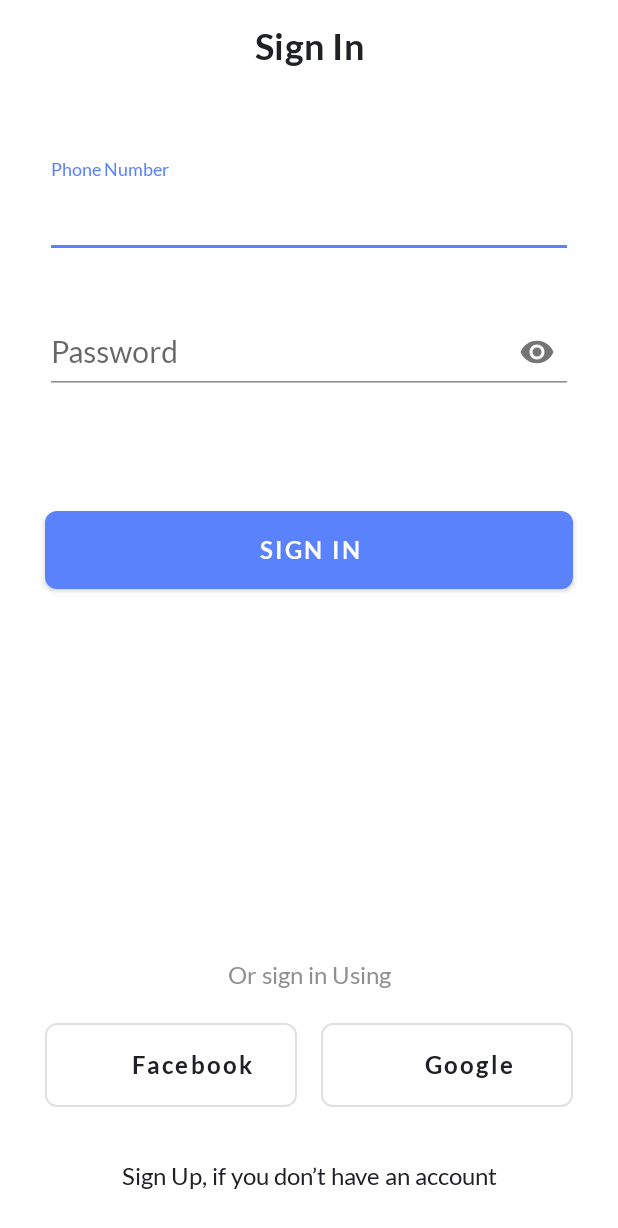
After one commit to TREP-LABS/DDMAndroid, an Android app: the layout fragment_signin.xml on its own in the app's theme, with its tools: preview values and no code run, on a phone screen of 412 x 824 dp. The commit adds this screen. Shown: the top 1228 px of the screen. Run offline under Robolectric (Android 15) with nearby library versions, the phone set to English and light mode, and no system bars.

Commit message:
Implement SignIn UI

```diff
--- a/app/src/main/java/com/treplabs/ddm/ddmapp/screens/demo/intro/DemoFragment.kt
+++ b/app/src/main/java/com/treplabs/ddm/ddmapp/screens/demo/intro/DemoFragment.kt
@@ -15,6 +15,7 @@ import com.treplabs.ddm.databinding.FragmentDemoBinding
 import kotlinx.android.parcel.Parcelize
 import kotlinx.android.synthetic.main.fragment_demo.*
 import com.treplabs.ddm.R
+import com.treplabs.ddm.ddmapp.screens.demo.intro.DemoPagerFragment
 
 
 class DemoFragment : BaseFragment() {
--- a/app/src/main/java/com/treplabs/ddm/ddmapp/screens/demo/intro/DemoPagerFragment.kt
+++ b/app/src/main/java/com/treplabs/ddm/ddmapp/screens/demo/intro/DemoPagerFragment.kt
@@ -1,4 +1,5 @@
-
+package com.treplabs.ddm.ddmapp.screens.demo.intro
+import PagerDataModel
 import android.os.Bundle
 import android.view.LayoutInflater
 import android.view.View
--- a/app/src/main/java/com/treplabs/ddm/ddmapp/screens/login/LoginFragment.kt
+++ b/app/src/main/java/com/treplabs/ddm/ddmapp/screens/login/SignInFragment.kt
@@ -5,21 +5,18 @@ import android.view.LayoutInflater
 import android.view.View
 import android.view.ViewGroup
 import com.treplabs.ddm.base.BaseFragment
-import com.treplabs.ddm.databinding.FragmentLoginBinding
-import timber.log.Timber
-import javax.inject.Inject
+import com.treplabs.ddm.databinding.FragmentSigninBinding
 
-class LoginFragment : BaseFragment() {
+class SignInFragment : BaseFragment() {
 
-    lateinit var binding: FragmentLoginBinding
-
+    lateinit var binding: FragmentSigninBinding
 
     override fun onCreateView(
         inflater: LayoutInflater,
         container: ViewGroup?,
         savedInstanceState: Bundle?
     ): View? {
-        binding = FragmentLoginBinding.inflate(inflater)
+        binding = FragmentSigninBinding.inflate(inflater)
         binding.lifecycleOwner = this
         return binding.root
     }
--- a/app/src/main/java/com/treplabs/ddm/ddmapp/screens/login/LoginViewModel.kt
+++ b/app/src/main/java/com/treplabs/ddm/ddmapp/screens/login/SignInViewModel.kt
@@ -3,7 +3,7 @@ package com.treplabs.ddm.ddmapp.screens.login
 import com.treplabs.ddm.base.BaseViewModel
 import javax.inject.Inject
 
-class LoginViewModel @Inject constructor() : BaseViewModel() {
+class SignInViewModel @Inject constructor() : BaseViewModel() {
 
     override fun addAllLiveDataToObservablesList() {
     }
--- a/app/src/main/java/com/treplabs/ddm/di/AppComponent.kt
+++ b/app/src/main/java/com/treplabs/ddm/di/AppComponent.kt
@@ -3,7 +3,7 @@ package com.treplabs.ddm.di
 import android.app.Application
 import com.treplabs.ddm.ddmapp.screens.diagnose.DiagnoseFragment
 import com.treplabs.ddm.ddmapp.screens.history.HistoryFragment
-import com.treplabs.ddm.ddmapp.screens.login.LoginFragment
+import com.treplabs.ddm.ddmapp.screens.login.SignInFragment
 import com.treplabs.ddm.ddmapp.screens.profile.ProfileFragment
 import dagger.BindsInstance
 import dagger.Component
@@ -17,7 +17,7 @@ import javax.inject.Singleton
 interface AppComponent {
 
     //TODO inject stuff
-    fun inject(target: LoginFragment)
+    fun inject(target: SignInFragment)
     fun inject(target: HistoryFragment)
     fun inject(target: ProfileFragment)
     fun inject(target: DiagnoseFragment)
--- a/app/src/main/java/com/treplabs/ddm/di/ViewModelModule.kt
+++ b/app/src/main/java/com/treplabs/ddm/di/ViewModelModule.kt
@@ -4,7 +4,7 @@ import androidx.lifecycle.ViewModel
 import androidx.lifecycle.ViewModelProvider
 import com.treplabs.ddm.ddmapp.screens.diagnose.DiagnoseViewModel
 import com.treplabs.ddm.ddmapp.screens.history.HistoryViewModel
-import com.treplabs.ddm.ddmapp.screens.login.LoginViewModel
+import com.treplabs.ddm.ddmapp.screens.login.SignInViewModel
 import com.treplabs.ddm.ddmapp.screens.profile.ProfileViewModel
 import dagger.Binds
 import dagger.Module
@@ -19,8 +19,8 @@ abstract class ViewModelModule {
 
     @Binds
     @IntoMap
-    @ViewModelKey(LoginViewModel::class)
-    abstract fun bindLoginViewModel(viewModel: LoginViewModel): ViewModel
+    @ViewModelKey(SignInViewModel::class)
+    abstract fun bindLoginViewModel(viewModel: SignInViewModel): ViewModel
 
     @Binds
     @IntoMap
--- a/app/src/main/res/layout/fragment_demo.xml
+++ b/app/src/main/res/layout/fragment_demo.xml
@@ -55,19 +55,19 @@
             app:layout_constraintStart_toStartOf="parent" />
 
         <TextView
-            android:textColor="@color/textColorPrimary"
+            android:gravity="center"
             android:id="@+id/sign_in_text_view"
             android:layout_width="wrap_content"
             android:layout_height="wrap_content"
-            android:layout_marginStart="20dp"
-            android:layout_marginEnd="20dp"
+            android:layout_marginStart="30dp"
+            android:layout_marginEnd="30dp"
             android:layout_marginBottom="30dp"
             android:text="Sign In, if you already have an account"
+            android:textColor="@color/textColorPrimary"
             app:layout_constraintBottom_toBottomOf="parent"
             app:layout_constraintEnd_toEndOf="parent"
             app:layout_constraintStart_toStartOf="parent" />
 
-
     </androidx.constraintlayout.widget.ConstraintLayout>
 
 </layout>
--- a/app/src/main/res/layout/fragment_demo_pager.xml
+++ b/app/src/main/res/layout/fragment_demo_pager.xml
@@ -44,7 +44,6 @@
             app:layout_constraintTop_toBottomOf="@+id/illustration_image"
             tools:text="@string/demo_tab_title_one" />
 
-
         <TextView
             android:id="@+id/description_text_view"
             android:layout_width="0dp"
@@ -62,6 +61,4 @@
 
     </androidx.constraintlayout.widget.ConstraintLayout>
 
-
-
 </layout>
--- a/app/src/main/res/layout/fragment_diagnose.xml
+++ b/app/src/main/res/layout/fragment_diagnose.xml
@@ -16,5 +16,4 @@
 
     </androidx.constraintlayout.widget.ConstraintLayout>
 
-
 </layout>
--- a/app/src/main/res/layout/fragment_login.xml
+++ /dev/null
@@ -1,14 +0,0 @@
-<?xml version="1.0" encoding="utf-8"?>
-
-<layout xmlns:tools="http://schemas.android.com/tools"
-    xmlns:android="http://schemas.android.com/apk/res/android"
-    xmlns:app="http://schemas.android.com/apk/res-auto">
-
-    <androidx.constraintlayout.widget.ConstraintLayout
-        android:layout_width="match_parent"
-        android:layout_height="match_parent"
-        android:background="?colorPrimary">
-
-    </androidx.constraintlayout.widget.ConstraintLayout>
-
-</layout>
--- /dev/null
+++ b/app/src/main/res/layout/fragment_signin.xml
@@ -0,0 +1,142 @@
+<?xml version="1.0" encoding="utf-8"?>
+
+<layout xmlns:tools="http://schemas.android.com/tools"
+    xmlns:android="http://schemas.android.com/apk/res/android"
+    xmlns:app="http://schemas.android.com/apk/res-auto">
+
+    <androidx.constraintlayout.widget.ConstraintLayout
+        android:layout_width="match_parent"
+        android:layout_height="match_parent"
+        android:background="?colorPrimary">
+
+        <TextView
+            android:id="@+id/textView"
+            style="@style/AppTheme.TextAppearance.PageHeader"
+            android:layout_width="wrap_content"
+            android:layout_height="wrap_content"
+            android:layout_marginStart="30dp"
+            android:layout_marginTop="16dp"
+            android:layout_marginEnd="30dp"
+            android:text="Sign In"
+            app:layout_constraintEnd_toEndOf="parent"
+            app:layout_constraintStart_toStartOf="parent"
+            app:layout_constraintTop_toTopOf="parent" />
+
+
+        <com.google.android.material.textfield.TextInputLayout
+            android:id="@+id/textInputLayout"
+            style="@style/Widget.Design.TextInputLayout"
+            android:layout_width="match_parent"
+            android:layout_height="wrap_content"
+            android:layout_marginStart="30dp"
+            android:layout_marginTop="60dp"
+            android:layout_marginEnd="30dp"
+            android:hint="Phone Number"
+            app:layout_constraintEnd_toEndOf="parent"
+            app:layout_constraintStart_toStartOf="parent"
+            app:layout_constraintTop_toBottomOf="@+id/textView">
+
+            <com.google.android.material.textfield.TextInputEditText
+                android:id="@+id/pinEditText"
+                style="@style/AppTheme.TextInputLayouts"
+                android:inputType="phone" />
+
+        </com.google.android.material.textfield.TextInputLayout>
+
+        <com.google.android.material.textfield.TextInputLayout
+            android:id="@+id/passwordInputLayout"
+            style="@style/Widget.Design.TextInputLayout"
+            android:layout_width="match_parent"
+            android:layout_height="wrap_content"
+            android:layout_marginStart="30dp"
+            android:layout_marginTop="24dp"
+            android:layout_marginEnd="30dp"
+            android:hint="Password"
+            app:passwordToggleEnabled="true"
+            app:layout_constraintEnd_toEndOf="parent"
+            app:layout_constraintStart_toStartOf="parent"
+            app:layout_constraintTop_toBottomOf="@+id/textInputLayout">
+
+            <com.google.android.material.textfield.TextInputEditText
+                android:id="@+id/password_edit_text"
+                style="@style/AppTheme.TextInputLayouts"
+                android:inputType="textPassword" />
+
+        </com.google.android.material.textfield.TextInputLayout>
+
+        <com.google.android.material.button.MaterialButton
+            android:id="@+id/get_started_button"
+            style="@style/AppTheme.HorizontalButtonAppearance"
+            android:layout_width="0dp"
+            android:layout_height="wrap_content"
+            android:layout_marginTop="20dp"
+            android:layout_marginBottom="20dp"
+            android:text="Sign In"
+            app:layout_constraintBottom_toTopOf="@+id/textView3"
+            app:layout_constraintEnd_toEndOf="parent"
+            app:layout_constraintStart_toStartOf="parent"
+            app:layout_constraintTop_toBottomOf="@+id/passwordInputLayout"
+            app:layout_constraintVertical_bias="0.19" />
+
+        <com.google.android.material.button.MaterialButton
+            app:iconTint=""
+            app:icon="@drawable/google_logo"
+            app:iconSize="24dp"
+            android:id="@+id/google_button_button"
+            style="@style/AppTheme.OutlineButtonAppearance"
+            android:layout_width="0dp"
+            android:layout_height="wrap_content"
+            android:layout_marginStart="8dp"
+            android:layout_marginEnd="30dp"
+            android:text="Google"
+            app:layout_constraintBaseline_toBaselineOf="@+id/facebook_button"
+            app:layout_constraintEnd_toEndOf="parent"
+            app:layout_constraintHorizontal_bias="0.5"
+            app:layout_constraintStart_toEndOf="@+id/facebook_button" />
+
+        <com.google.android.material.button.MaterialButton
+            app:iconTint=""
+            app:icon="@drawable/facebook_logo"
+            app:iconSize="24dp"
+            android:id="@+id/facebook_button"
+            style="@style/AppTheme.OutlineButtonAppearance"
+            android:layout_width="0dp"
+            android:layout_height="wrap_content"
+            android:layout_marginStart="30dp"
+            android:layout_marginEnd="8dp"
+            android:layout_marginBottom="30dp"
+            android:text="Facebook"
+            app:layout_constraintBottom_toTopOf="@+id/sign_up_text_view"
+            app:layout_constraintEnd_toStartOf="@+id/google_button_button"
+            app:layout_constraintHorizontal_bias="0.5"
+            app:layout_constraintHorizontal_chainStyle="spread"
+            app:layout_constraintStart_toStartOf="parent" />
+
+
+        <TextView
+            android:id="@+id/sign_up_text_view"
+            android:layout_width="wrap_content"
+            android:layout_height="wrap_content"
+            android:layout_marginStart="30dp"
+            android:layout_marginEnd="30dp"
+            android:layout_marginBottom="30dp"
+            android:gravity="center"
+            android:text="Sign Up, if you don’t have an account"
+            android:textColor="@color/textColorPrimary"
+            app:layout_constraintBottom_toBottomOf="parent"
+            app:layout_constraintEnd_toEndOf="parent"
+            app:layout_constraintStart_toStartOf="parent" />
+
+        <TextView
+            android:id="@+id/textView3"
+            android:layout_width="wrap_content"
+            android:layout_height="wrap_content"
+            android:layout_marginBottom="16dp"
+            android:text="Or sign in Using"
+            app:layout_constraintBottom_toTopOf="@+id/facebook_button"
+            app:layout_constraintEnd_toEndOf="parent"
+            app:layout_constraintStart_toStartOf="parent" />
+
+    </androidx.constraintlayout.widget.ConstraintLayout>
+
+</layout>
--- a/app/src/main/res/navigation/nav_graph.xml
+++ b/app/src/main/res/navigation/nav_graph.xml
@@ -17,9 +17,9 @@
             app:destination="@id/loginFragment" />
     </fragment>
     <fragment
-        tools:layout="@layout/fragment_login"
+        tools:layout="@layout/fragment_signin"
         android:id="@+id/loginFragment"
-        android:name="com.treplabs.ddm.ddmapp.screens.login.LoginFragment"
+        android:name="com.treplabs.ddm.ddmapp.screens.login.SignInFragment"
         android:label="LoginFragment" />
     <fragment
         tools:layout="@layout/fragment_history"
--- a/app/src/main/res/values-v23/styles.xml
+++ b/app/src/main/res/values-v23/styles.xml
@@ -1,6 +1,6 @@
 <?xml version="1.0" encoding="utf-8"?>
 <resources>
     <style name="AppTheme" parent="AppThemeParent">
-        <item name="android:windowLightStatusBar">false</item>
+        <item name="android:windowLightStatusBar">true</item>
     </style>
 </resources>
--- a/app/src/main/res/values/colors.xml
+++ b/app/src/main/res/values/colors.xml
@@ -11,6 +11,4 @@
 
     <color name="lightColorAccent">#B5C8FF</color>
 
-    <color name="mtrl_textinput_default_box_stroke_color" tools:override="true">@android:color/transparent</color>
-
 </resources>
--- a/app/src/main/res/values/styles.xml
+++ b/app/src/main/res/values/styles.xml
@@ -1,24 +1,41 @@
 <resources>
-    <style name="AppTheme" parent="AppThemeParent" />
+    <style name="AppTheme" parent="AppThemeParent" >
+        <item name="android:statusBarColor">#0D050000</item>
+    </style>
 
     <style name="AppTheme.HorizontalButtonAppearance" parent="Widget.MaterialComponents.Button.Icon">
         <item name="android:fontFamily">@font/lato_bold</item>
         <item name="fontFamily">@font/lato_bold</item>
         <item name="cornerRadius">8dp</item>
         <item name="android:padding">16dp</item>
-        <item name="android:layout_marginStart">20dp</item>
-        <item name="android:layout_marginEnd">20dp</item>
+        <item name="android:layout_marginStart">30dp</item>
+        <item name="android:layout_marginEnd">30dp</item>
         <item name="android:textColor">@android:color/white</item>
         <item name="backgroundTint">@color/colorAccent</item>
     </style>
 
+    <style name="AppTheme.OutlineButtonAppearance" parent="Widget.MaterialComponents.Button.OutlinedButton">
+        <item name="android:textAllCaps">false</item>
+        <item name="android:fontFamily">@font/lato_bold</item>
+        <item name="fontFamily">@font/lato_bold</item>
+        <item name="cornerRadius">8dp</item>
+        <item name="android:padding">16dp</item>
+        <item name="android:layout_marginStart">30dp</item>
+        <item name="android:layout_marginEnd">30dp</item>
+        <item name="android:textColor">@color/textColorPrimary</item>
+    </style>
+
+    <style name="AppTheme.TextInputLayouts" parent="@style/Widget.Design.TextInputLayout">
+        <item name="android:layout_width">match_parent</item>
+        <item name="android:layout_height">56dp</item>
+        <item name="android:textSize">20sp</item>
+    </style>
 
     <style name="AppTheme.TextAppearance.PageHeader" parent="TextAppearance.MaterialComponents.Headline6">
         <item name="android:textSize">24sp</item>
-        <item name="android:fontFamily">@font/lato_black</item>
-        <item name="fontFamily">@font/lato_black</item>
+        <item name="android:fontFamily">@font/lato_bold</item>
+        <item name="fontFamily">@font/lato_bold</item>
         <item name="android:textColor">@color/textColorPrimary</item>
     </style>
 
-
 </resources>
--- a/app/src/main/res/values/styles_parents.xml
+++ b/app/src/main/res/values/styles_parents.xml
@@ -1,6 +1,6 @@
 <resources>
 
-    <style name="AppThemeParent" parent="Theme.MaterialComponents.NoActionBar">
+    <style name="AppThemeParent" parent="Theme.MaterialComponents.Light.NoActionBar">
         <item name="android:windowBackground">@drawable/splash_screen_image</item>
         <item name="android:statusBarColor">@color/colorPrimary</item>
 
@@ -9,9 +9,9 @@
         <item name="colorAccent">@color/colorAccent</item>
 
         <item name="android:fontFamily">@font/lato</item>
-        <item name="android:textColorPrimary">@color/textColorSecondary</item>
+        <item name="android:textColorPrimary">@color/textColorPrimary</item>
         <item name="android:textColorSecondary">@color/textColorSecondary</item>
-        <item name="android:textColor">?android:textColorPrimary</item>
+        <item name="android:textColor">?android:textColorSecondary</item>
         <item name="android:textSize">16sp</item>
         <item name="md_color_button_text">@color/colorAccent</item>
         <item name="md_color_content">@android:color/black</item>
--- a/buildSrc/src/main/kotlin/Config.kt
+++ b/buildSrc/src/main/kotlin/Config.kt
@@ -69,7 +69,7 @@ object Config {
         }
 
         object Misc {
-            const val materialDesign = "com.google.android.material:material:1.1.0-alpha08"
+            const val materialDesign = "com.google.android.material:material:1.1.0"
             const val timber = "com.jakewharton.timber:timber:4.7.1"
             const val materialDialogs = "com.afollestad.material-dialogs:core:3.0.0-rc1"
             const val countryCodePicker = "com.github.joielechong:countrycodepicker:2.3.3"
```
Also changed, not shown: app/src/main/res/drawable/facebook_logo.png (added), app/src/main/res/drawable/google_logo.png (added).
